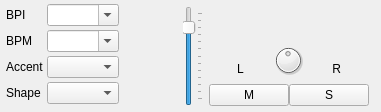
This is src/gui/NinjamPanel.ui in elieserdejesus/JamTaba as Qt 5 draws it before an edit. The edited form follows.
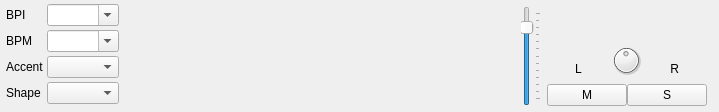
This is the edited form. Icons and pictures are not drawn. Custom widgets are drawn as their Qt base class.

The edit to the form file:
```diff
--- a/src/gui/NinjamPanel.ui
+++ b/src/gui/NinjamPanel.ui
@@ -6,7 +6,7 @@
    <rect>
     <x>0</x>
     <y>0</y>
-    <width>381</width>
+    <width>719</width>
     <height>112</height>
    </rect>
   </property>
```
